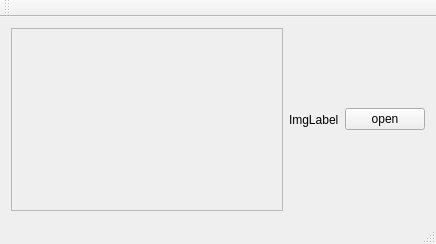
danielyuan2015/ImageTest, file ImageTest/mainwindow.ui: the form before one commit.
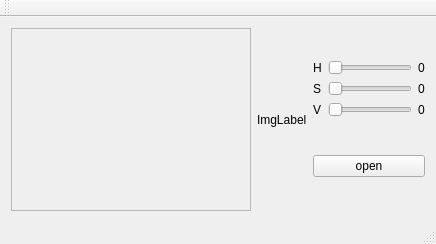
The form after the commit.

Commit message: add slider function

```diff
--- a/ImageTest/mainwindow.ui
+++ b/ImageTest/mainwindow.ui
@@ -25,7 +25,7 @@
         <rect>
          <x>0</x>
          <y>0</y>
-         <width>256</width>
+         <width>215</width>
          <height>164</height>
         </rect>
        </property>
@@ -43,11 +43,100 @@
      </widget>
     </item>
     <item>
-     <widget class="QPushButton" name="pushButton">
-      <property name="text">
-       <string>open</string>
-      </property>
-     </widget>
+     <layout class="QGridLayout" name="gridLayout_2">
+      <item row="0" column="0">
+       <layout class="QGridLayout" name="gridLayout">
+        <item row="0" column="0">
+         <widget class="QLabel" name="label_H">
+          <property name="text">
+           <string>H</string>
+          </property>
+         </widget>
+        </item>
+        <item row="0" column="1">
+         <widget class="QSlider" name="horizontalSlider">
+          <property name="sizePolicy">
+           <sizepolicy hsizetype="Fixed" vsizetype="Fixed">
+            <horstretch>0</horstretch>
+            <verstretch>0</verstretch>
+           </sizepolicy>
+          </property>
+          <property name="orientation">
+           <enum>Qt::Horizontal</enum>
+          </property>
+         </widget>
+        </item>
+        <item row="0" column="2">
+         <widget class="QLabel" name="label_hVal">
+          <property name="text">
+           <string>0</string>
+          </property>
+         </widget>
+        </item>
+        <item row="1" column="0">
+         <widget class="QLabel" name="label_S">
+          <property name="text">
+           <string>S</string>
+          </property>
+         </widget>
+        </item>
+        <item row="1" column="1">
+         <widget class="QSlider" name="horizontalSlider_2">
+          <property name="sizePolicy">
+           <sizepolicy hsizetype="Fixed" vsizetype="Fixed">
+            <horstretch>0</horstretch>
+            <verstretch>0</verstretch>
+           </sizepolicy>
+          </property>
+          <property name="orientation">
+           <enum>Qt::Horizontal</enum>
+          </property>
+         </widget>
+        </item>
+        <item row="1" column="2">
+         <widget class="QLabel" name="label_sVal">
+          <property name="text">
+           <string>0</string>
+          </property>
+         </widget>
+        </item>
+        <item row="2" column="0">
+         <widget class="QLabel" name="label_V">
+          <property name="text">
+           <string>V</string>
+          </property>
+         </widget>
+        </item>
+        <item row="2" column="1">
+         <widget class="QSlider" name="horizontalSlider_3">
+          <property name="sizePolicy">
+           <sizepolicy hsizetype="Fixed" vsizetype="Fixed">
+            <horstretch>0</horstretch>
+            <verstretch>0</verstretch>
+           </sizepolicy>
+          </property>
+          <property name="orientation">
+           <enum>Qt::Horizontal</enum>
+          </property>
+         </widget>
+        </item>
+        <item row="2" column="2">
+         <widget class="QLabel" name="label_vVal">
+          <property name="text">
+           <string>0</string>
+          </property>
+         </widget>
+        </item>
+       </layout>
+      </item>
+      <item row="1" column="0">
+       <widget class="QPushButton" name="pushButton">
+        <property name="text">
+         <string>open</string>
+        </property>
+       </widget>
+      </item>
+     </layout>
     </item>
    </layout>
   </widget>
```
The commit also changes 8 other files.
